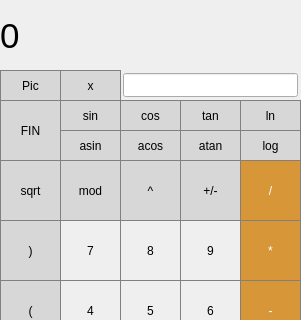
The window that src/qt/mainwindow.ui (Arvph/SmartCalc) describes before a commit, drawn with Qt 5; both pictures show x 0 to 301 and y 0 to 320 of the 301 by 460 pixel window.
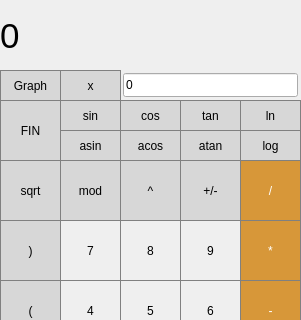
The same window after the commit.

Commit message: add graph, invest calc, input rules

Diff of the .ui file:
```diff
--- a/src/qt/mainwindow.ui
+++ b/src/qt/mainwindow.ui
@@ -645,7 +645,7 @@
 </string>
     </property>
     <property name="text">
-     <string>Pic</string>
+     <string>Graph</string>
     </property>
    </widget>
    <widget class="QPushButton" name="pushButton_X">
@@ -777,6 +777,9 @@
       <height>24</height>
      </rect>
     </property>
+    <property name="text">
+     <string>0</string>
+    </property>
    </widget>
    <widget class="QPushButton" name="pushButton_ln">
     <property name="geometry">
```
Left out of the diff: 4 changed lines with no effect on the pictures. The commit also changes 20 other files.
